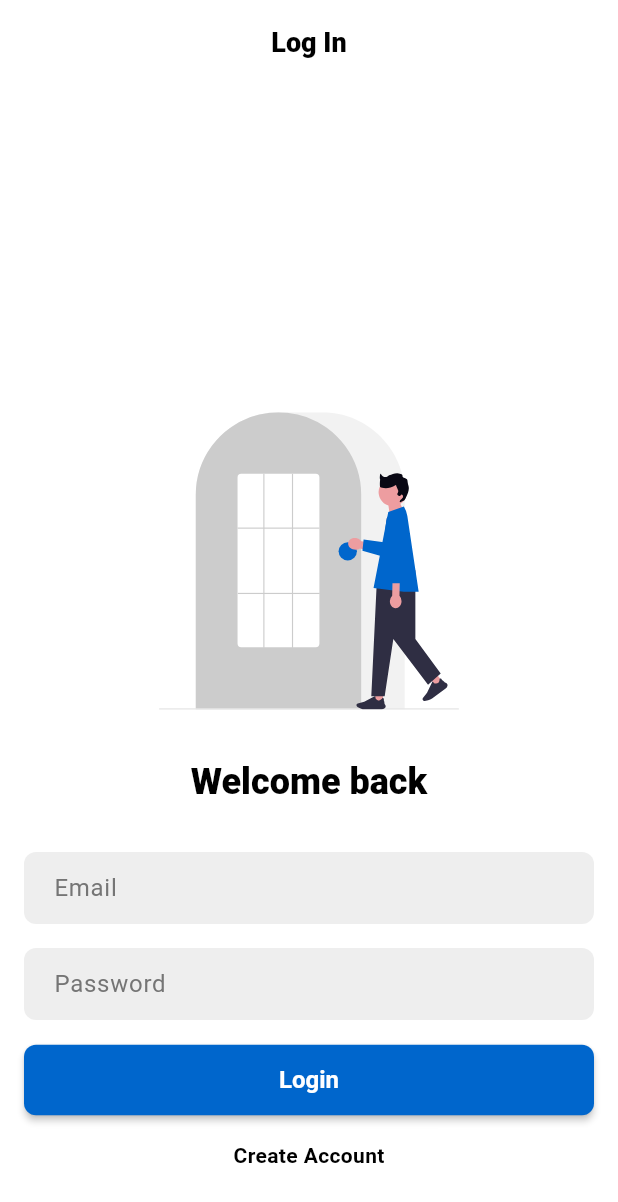
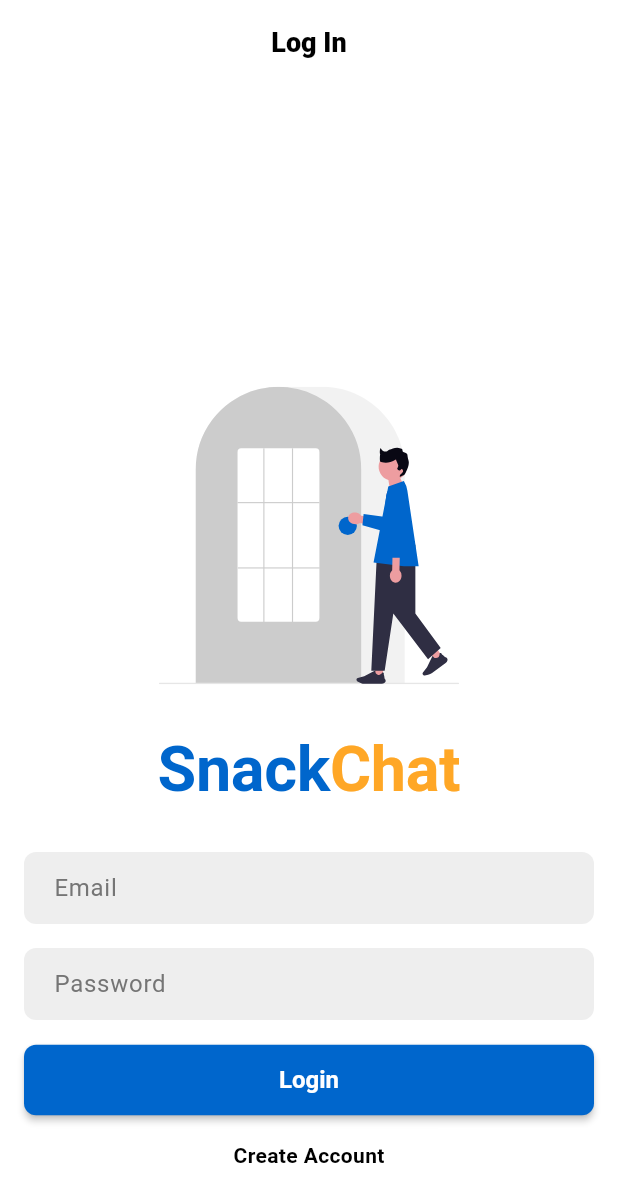
Before and after one commit to sarangvs/Snack_chat, a Flutter app: the screen it shows after launch, on a phone screen of 412 x 824 dp. Shown: the top 1202 px of the screen. Run offline on Flutter 3.47's test engine with Material 3 defaults, Android fonts, the light colour scheme and no system bars; our stand-ins replace equatable, flutter_bloc, flutter_svg, flutter_typeahead, get_it, go_router and 2 more.

Commit message:
ui updates

```diff
--- /dev/null
+++ b/lib/data/data_sources/repositories/country_repository.dart
@@ -0,0 +1,5 @@
+import 'package:chat_app/domain/entities/country_model.dart';
+
+abstract class CountryRepository {
+  Future<List<Country>> getCountries();
+}
--- /dev/null
+++ b/lib/domain/entities/country_model.dart
@@ -0,0 +1,4 @@
+class Country {
+  final String name;
+  Country(this.name);
+}
--- a/lib/presentation/auth/pages/login_screen.dart
+++ b/lib/presentation/auth/pages/login_screen.dart
@@ -4,6 +4,7 @@ import 'package:chat_app/core/assets/app_assets.dart';
 import 'package:chat_app/core/constants/app_spacing.dart';
 import 'package:chat_app/presentation/auth/widgets/custom_textfield.dart';
 import 'package:chat_app/presentation/widgets/custom_elevated_button.dart';
+import 'package:chat_app/presentation/widgets/main_title_widget.dart';
 import 'package:chat_app/presentation/widgets/svg_icon.dart';
 import 'package:flutter/material.dart';
 import 'package:go_router/go_router.dart';
@@ -58,14 +59,9 @@ class _LoginScreenState extends State<LoginScreen> {
                         mainAxisAlignment: MainAxisAlignment.end,
                         children: [
                           SvgIcon(assetPath: AppAssets.loginImg, size: 200),
+                          AppSpacing.gap32,
 
-                          AppSpacing.gap32,
-                          Text(
-                            "Welcome back",
-                            style: themeStyle.titleLarge!.copyWith(
-                              fontSize: 24,
-                            ),
-                          ),
+                          MainTitleWidget(),
                           AppSpacing.gap32,
                           CustomTextFormField(
                             hintText: 'Email',
@@ -76,8 +72,9 @@ class _LoginScreenState extends State<LoginScreen> {
                               if (value == null || value.isEmpty) {
                                 return 'Email is required';
                               }
-                              if (!value.contains('@'))
+                              if (!value.contains('@')) {
                                 return 'Enter a valid email';
+                              }
                               return null;
                             },
                           ),
--- a/lib/presentation/auth/pages/register_user_screen.dart
+++ b/lib/presentation/auth/pages/register_user_screen.dart
@@ -48,7 +48,7 @@ class _ResgisterUserScreenState extends State<ResgisterUserScreen> {
           onTap: () => context.pop(),
           child: Icon(Icons.arrow_back, color: themeColor.shadowColor),
         ),
-        // centerTitle: true,
+        centerTitle: false,
       ),
       body: SafeArea(
         child: SingleChildScrollView(
```
